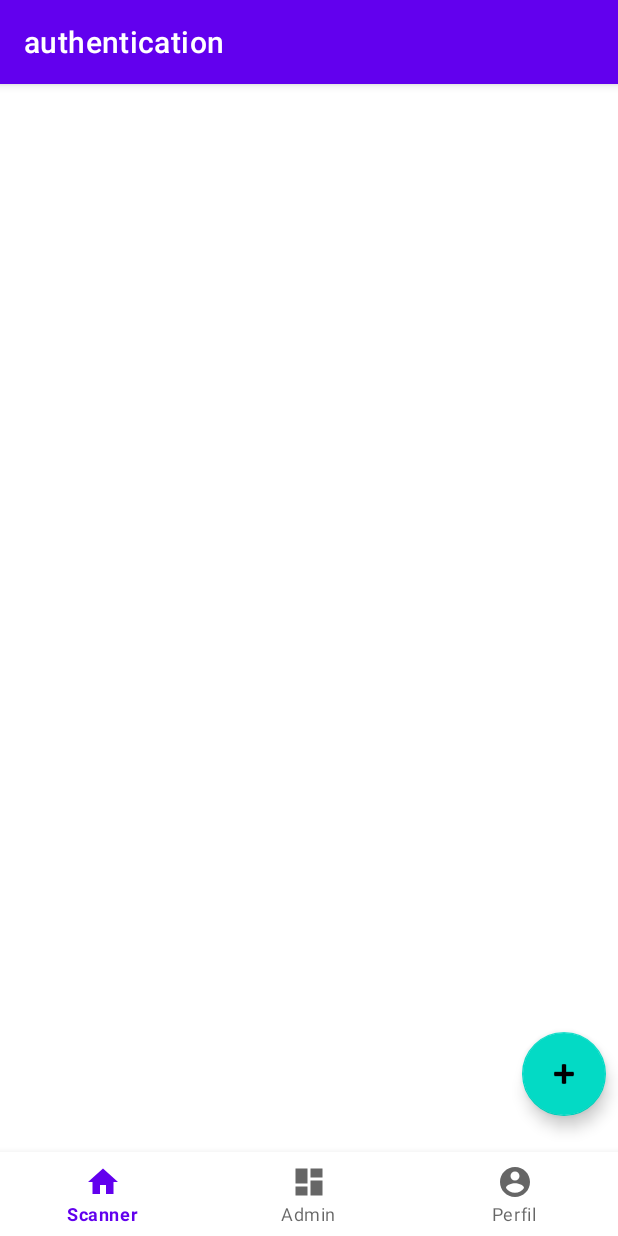
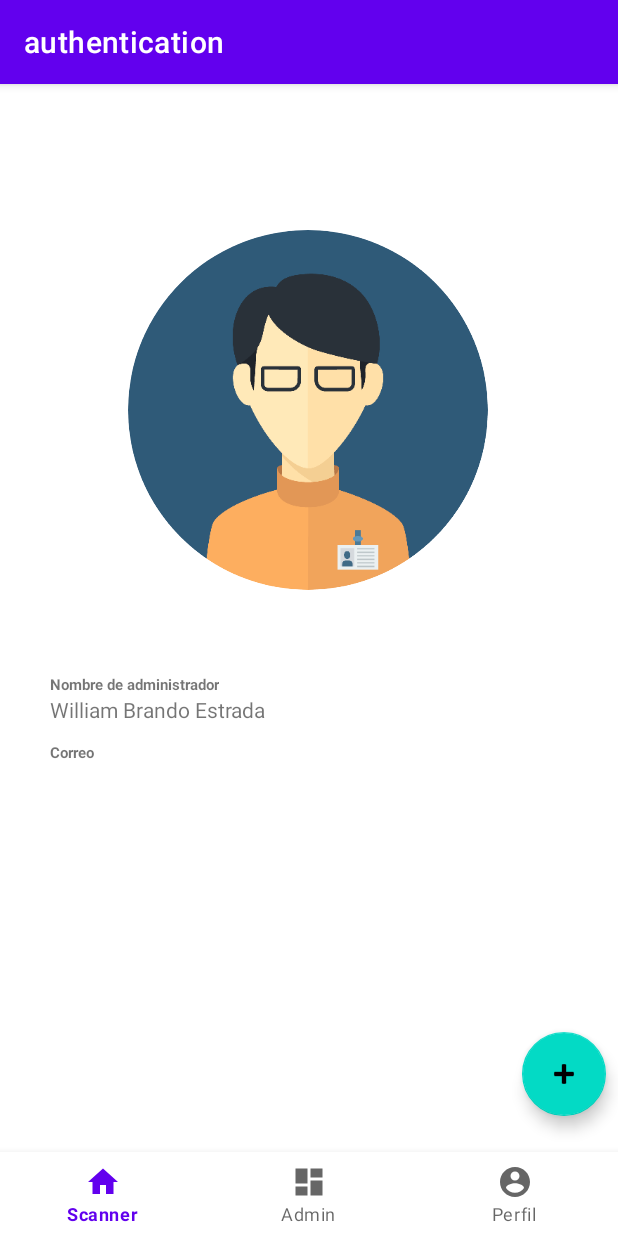
Before and after one commit to williambran/autenticacion-project, an Android app: the fragment ProfileFragment placed in its activity, on a phone screen of 412 x 824 dp. Run offline under Robolectric (Android 15) with nearby library versions, the phone set to English and light mode, and no system bars; our stand-ins replace CircleImageView, Firebase (no records; nobody signed in at launch, a user with empty details on screens opened directly); libraries missing offline, so code that uses them is left out: com.google.zxing.integration.

Commit message:
Se agrego la parte del perdfil de usuario

```diff
--- a/app/src/main/java/com/example/authentication/ui/MainActivity.java
+++ b/app/src/main/java/com/example/authentication/ui/MainActivity.java
@@ -40,6 +40,7 @@ public class MainActivity extends AppCompatActivity {
 
         super.onCreate(savedInstanceState);
 
+
         AppDatabase.getInstance(this.getApplicationContext());
 
         setContentView(R.layout.activity_main);
@@ -54,6 +55,11 @@ public class MainActivity extends AppCompatActivity {
         btnLogOut= findViewById(R.id.btn_logOut);
 
          context = getApplicationContext();
+
+        FirebaseUser currentUser = mAuth.getCurrentUser();
+        if (currentUser.getUid() != null){
+            goHome();
+        }
 
         btnLogin.setOnClickListener(new View.OnClickListener() {
             @Override
--- a/app/src/main/java/com/example/authentication/ui/ProfileFragment.java
+++ b/app/src/main/java/com/example/authentication/ui/ProfileFragment.java
@@ -7,15 +7,20 @@ import androidx.fragment.app.Fragment;
 import android.view.LayoutInflater;
 import android.view.View;
 import android.view.ViewGroup;
+import android.widget.ImageView;
+import android.widget.TextView;
 
+import com.bumptech.glide.Glide;
 import com.example.authentication.R;
+import com.google.firebase.auth.FirebaseAuth;
+import com.google.firebase.auth.FirebaseUser;
 
-/**
- * A simple {@link Fragment} subclass.
- * Use the {@link ProfileFragment#newInstance} factory method to
- * create an instance of this fragment.
- */
+
 public class ProfileFragment extends Fragment {
+
+    ImageView imgProfile;
+    private FirebaseAuth mAuth ;
+    TextView tvEmail ;
 
 
     public ProfileFragment() {
@@ -34,7 +39,20 @@ public class ProfileFragment extends Fragment {
     @Override
     public View onCreateView(LayoutInflater inflater, ViewGroup container,
                              Bundle savedInstanceState) {
-        // Inflate the layout for this fragment
-        return inflater.inflate(R.layout.fragment_profile, container, false);
+        // Inflate  the layout for this fragment
+        View view = inflater.inflate(R.layout.fragment_profile, container, false);
+        imgProfile = view.findViewById(R.id.img_admin);
+        tvEmail= view.findViewById(R.id.tv_email);
+
+        Glide.with(getActivity())
+                .load(R.mipmap.admin)
+                .into(imgProfile);
+
+        mAuth = FirebaseAuth.getInstance();
+        FirebaseUser currentUser = mAuth.getCurrentUser();
+        tvEmail.setText(currentUser.getEmail());
+
+
+        return  view;
     }
 }
--- a/app/src/main/res/layout/fragment_profile.xml
+++ b/app/src/main/res/layout/fragment_profile.xml
@@ -8,7 +8,7 @@
 
 
     <de.hdodenhof.circleimageview.CircleImageView
-        android:id="@+id/imageView"
+        android:id="@+id/img_admin"
         android:layout_width="240dp"
         android:layout_height="240dp"
         android:layout_marginTop="76dp"
@@ -18,5 +18,50 @@
         app:layout_constraintTop_toTopOf="parent"
         tools:src="@mipmap/estudiante" />
 
+    <TextView
+        android:id="@+id/tv_nameAdmin"
+        android:layout_width="wrap_content"
+        android:layout_height="wrap_content"
+        android:layout_marginStart="32dp"
+        android:layout_marginTop="56dp"
+        android:textSize="10dp"
+        android:textStyle="bold"
+
+        android:text="Nombre de administrador"
+        app:layout_constraintStart_toStartOf="parent"
+        app:layout_constraintTop_toBottomOf="@+id/img_admin" />
+
+
+    <TextView
+        android:id="@+id/tv_name"
+        android:layout_width="wrap_content"
+        android:layout_height="wrap_content"
+        android:layout_marginStart="32dp"
+        android:text="William Brando Estrada "
+        app:layout_constraintStart_toStartOf="parent"
+        app:layout_constraintTop_toBottomOf="@+id/tv_nameAdmin" />
+
+    <TextView
+        android:id="@+id/tv_emailAdmin"
+        android:layout_width="wrap_content"
+        android:layout_height="wrap_content"
+        android:layout_marginStart="32dp"
+        android:layout_marginTop="12dp"
+        android:textSize="10dp"
+        android:textStyle="bold"
+        android:text="Correo"
+        app:layout_constraintStart_toStartOf="parent"
+        app:layout_constraintTop_toBottomOf="@+id/tv_name" />
+
+    <TextView
+        android:id="@+id/tv_email"
+        android:layout_width="wrap_content"
+        android:layout_height="wrap_content"
+        android:layout_marginStart="32dp"
+        android:text="f"
+        app:layout_constraintStart_toStartOf="parent"
+        app:layout_constraintTop_toBottomOf="@+id/tv_emailAdmin" />
+
+
 
 </androidx.constraintlayout.widget.ConstraintLayout >
```
Also changed, not shown: app/src/main/res/mipmap-hdpi/admin.png (added).
